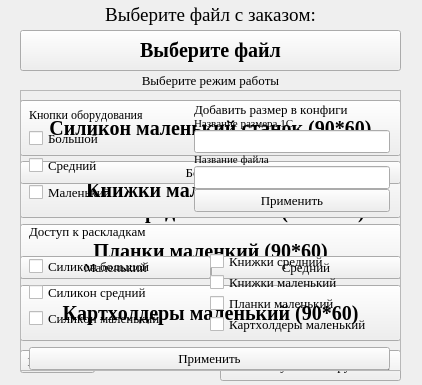
First picture: the form in archive/PrintHelper/ui/printHelperUIV2.ui, repository gora5624/Python, before the edit.
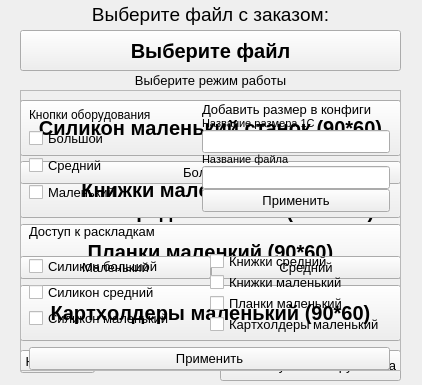
Second picture: the form after the edit.

Diff of the .ui file:
```diff
--- a/archive/PrintHelper/ui/printHelperUIV2.ui
+++ b/archive/PrintHelper/ui/printHelperUIV2.ui
@@ -18,9 +18,7 @@
   </property>
   <property name="font">
    <font>
-    <family>Times New Roman</family>
     <pointsize>10</pointsize>
-    <weight>50</weight>
     <bold>false</bold>
     <stylestrategy>PreferDefault</stylestrategy>
     <kerning>false</kerning>
@@ -44,8 +42,9 @@
    <property name="font">
     <font>
      <pointsize>15</pointsize>
-     <weight>75</weight>
      <bold>true</bold>
+     <stylestrategy>PreferDefault</stylestrategy>
+     <kerning>false</kerning>
     </font>
    </property>
    <property name="styleSheet">
@@ -67,6 +66,9 @@
    <property name="font">
     <font>
      <pointsize>14</pointsize>
+     <bold>false</bold>
+     <stylestrategy>PreferDefault</stylestrategy>
+     <kerning>false</kerning>
     </font>
    </property>
    <property name="layoutDirection">
@@ -91,6 +93,9 @@
    <property name="font">
     <font>
      <pointsize>10</pointsize>
+     <bold>false</bold>
+     <stylestrategy>PreferDefault</stylestrategy>
+     <kerning>false</kerning>
     </font>
    </property>
    <property name="layoutDirection">
@@ -118,8 +123,9 @@
    <property name="font">
     <font>
      <pointsize>15</pointsize>
-     <weight>75</weight>
      <bold>true</bold>
+     <stylestrategy>PreferDefault</stylestrategy>
+     <kerning>false</kerning>
     </font>
    </property>
    <property name="frameShape">
@@ -268,8 +274,9 @@
        <property name="font">
         <font>
          <pointsize>14</pointsize>
-         <weight>75</weight>
          <bold>true</bold>
+         <stylestrategy>PreferDefault</stylestrategy>
+         <kerning>false</kerning>
         </font>
        </property>
        <property name="text">
@@ -331,8 +338,9 @@
        <property name="font">
         <font>
          <pointsize>15</pointsize>
-         <weight>75</weight>
          <bold>true</bold>
+         <stylestrategy>PreferDefault</stylestrategy>
+         <kerning>false</kerning>
         </font>
        </property>
        <property name="text">
@@ -354,8 +362,9 @@
        <property name="font">
         <font>
          <pointsize>15</pointsize>
-         <weight>75</weight>
          <bold>true</bold>
+         <stylestrategy>PreferDefault</stylestrategy>
+         <kerning>false</kerning>
         </font>
        </property>
        <property name="text">
@@ -428,9 +437,39 @@
          </property>
          <property name="palette">
           <palette>
-           <active/>
-           <inactive/>
-           <disabled/>
+           <active>
+            <colorrole role="Highlight">
+             <brush brushstyle="SolidPattern">
+              <color alpha="255">
+               <red>0</red>
+               <green>120</green>
+               <blue>215</blue>
+              </color>
+             </brush>
+            </colorrole>
+           </active>
+           <inactive>
+            <colorrole role="Highlight">
+             <brush brushstyle="SolidPattern">
+              <color alpha="255">
+               <red>240</red>
+               <green>240</green>
+               <blue>240</blue>
+              </color>
+             </brush>
+            </colorrole>
+           </inactive>
+           <disabled>
+            <colorrole role="Highlight">
+             <brush brushstyle="SolidPattern">
+              <color alpha="255">
+               <red>0</red>
+               <green>120</green>
+               <blue>215</blue>
+              </color>
+             </brush>
+            </colorrole>
+           </disabled>
           </palette>
          </property>
          <property name="styleSheet">
@@ -451,9 +490,39 @@
         <widget class="QPushButton" name="medButtInt">
          <property name="palette">
           <palette>
-           <active/>
-           <inactive/>
-           <disabled/>
+           <active>
+            <colorrole role="Highlight">
+             <brush brushstyle="SolidPattern">
+              <color alpha="255">
+               <red>0</red>
+               <green>120</green>
+               <blue>215</blue>
+              </color>
+             </brush>
+            </colorrole>
+           </active>
+           <inactive>
+            <colorrole role="Highlight">
+             <brush brushstyle="SolidPattern">
+              <color alpha="255">
+               <red>240</red>
+               <green>240</green>
+               <blue>240</blue>
+              </color>
+             </brush>
+            </colorrole>
+           </inactive>
+           <disabled>
+            <colorrole role="Highlight">
+             <brush brushstyle="SolidPattern">
+              <color alpha="255">
+               <red>0</red>
+               <green>120</green>
+               <blue>215</blue>
+              </color>
+             </brush>
+            </colorrole>
+           </disabled>
           </palette>
          </property>
          <property name="styleSheet">
@@ -567,6 +636,9 @@
            <property name="font">
             <font>
              <pointsize>9</pointsize>
+             <bold>false</bold>
+             <stylestrategy>PreferDefault</stylestrategy>
+             <kerning>false</kerning>
             </font>
            </property>
            <property name="text">
@@ -638,6 +710,9 @@
            <property name="font">
             <font>
              <pointsize>8</pointsize>
+             <bold>false</bold>
+             <stylestrategy>PreferDefault</stylestrategy>
+             <kerning>false</kerning>
             </font>
            </property>
            <property name="text">
@@ -659,6 +734,9 @@
            <property name="font">
             <font>
              <pointsize>8</pointsize>
+             <bold>false</bold>
+             <stylestrategy>PreferDefault</stylestrategy>
+             <kerning>false</kerning>
             </font>
            </property>
            <property name="text">
```
